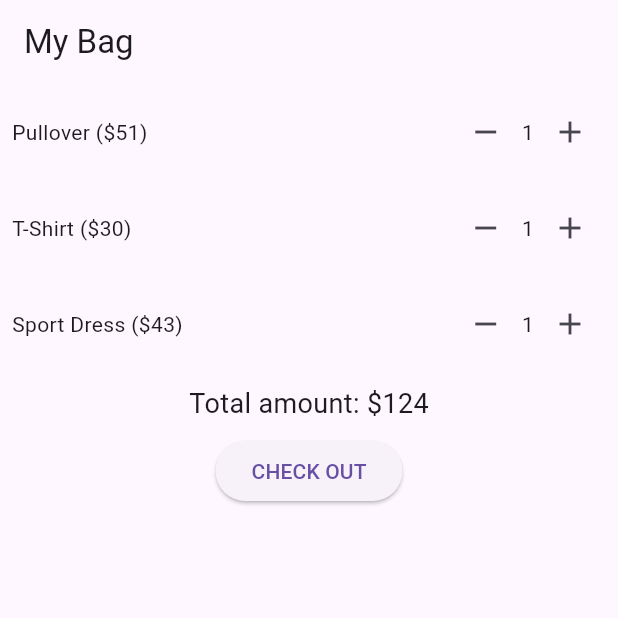
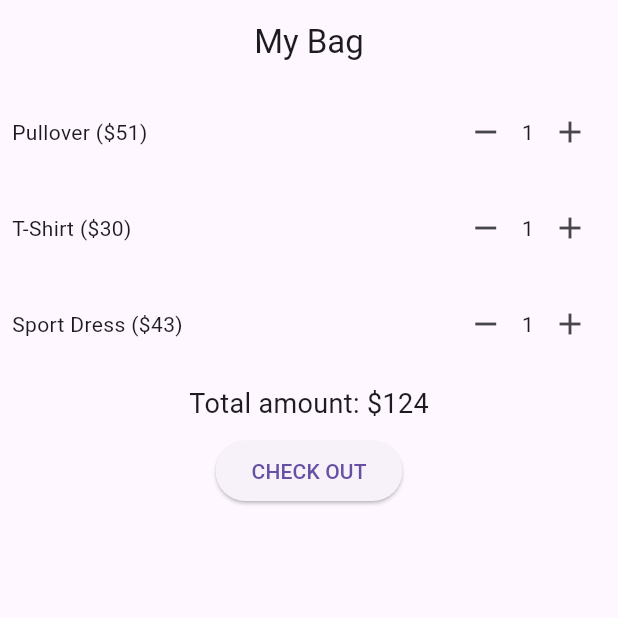
Before and after one commit to Ferdaus0001/Ostads-Assigmaint-, a Flutter app: the screen it shows after launch, on a phone screen of 412 x 824 dp, the top half of it. Run offline on Flutter 3.47's test engine with Material 3 defaults, Android fonts, the phone set to English and light mode, and no system bars.

```diff
--- a/lib/main.dart
+++ b/lib/main.dart
@@ -24,7 +24,7 @@ class _MyAppState extends State<MyApp> {
       debugShowCheckedModeBanner: false,
       home: Scaffold(
         appBar: AppBar(
-          title: Text("My Bag"),
+          title: Center(child: Text("My Bag")),
         ),
         body: Column(
           children: [
```
